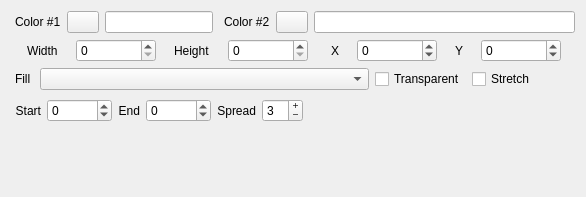
djfun/audio-visualizer-python, file components/color.ui: the form before one commit.
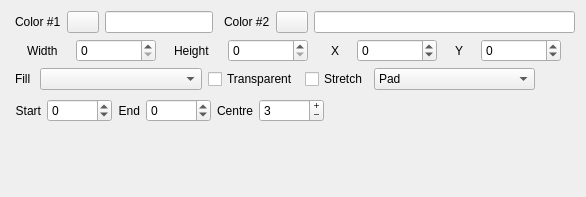
The form after the commit.

Commit message: spread option for gradients

```diff
--- a/components/color.ui
+++ b/components/color.ui
@@ -394,6 +394,25 @@
          </property>
         </widget>
        </item>
+       <item>
+        <widget class="QComboBox" name="comboBox_spread">
+         <item>
+          <property name="text">
+           <string>Pad</string>
+          </property>
+         </item>
+         <item>
+          <property name="text">
+           <string>Reflect</string>
+          </property>
+         </item>
+         <item>
+          <property name="text">
+           <string>Repeat</string>
+          </property>
+         </item>
+        </widget>
+       </item>
        <item>
         <spacer name="horizontalSpacer_2">
          <property name="orientation">
@@ -589,7 +608,7 @@
                </sizepolicy>
               </property>
               <property name="text">
-               <string>Spread</string>
+               <string>Centre</string>
               </property>
               <property name="alignment">
                <set>Qt::AlignRight|Qt::AlignTrailing|Qt::AlignVCenter</set>
@@ -602,10 +621,10 @@
                <enum>QAbstractSpinBox::PlusMinus</enum>
               </property>
               <property name="minimum">
-               <number>1</number>
+               <number>-10000</number>
               </property>
               <property name="maximum">
-               <number>20</number>
+               <number>10000</number>
               </property>
               <property name="value">
                <number>3</number>
```
The commit also changes 1 other file.
